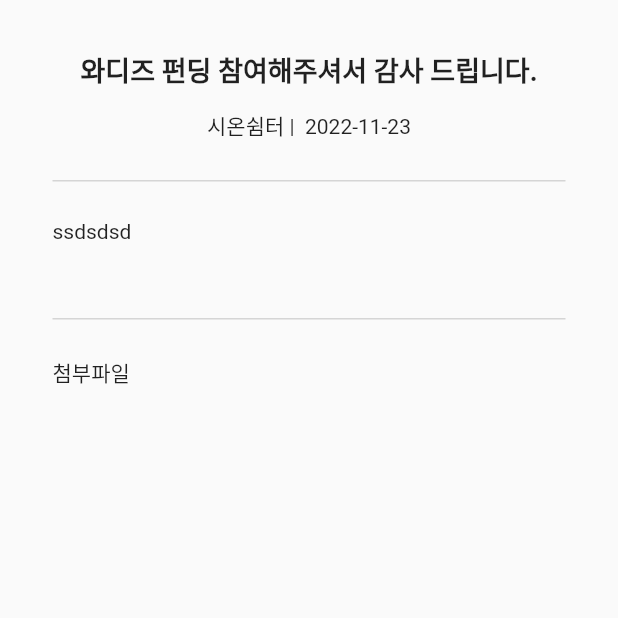
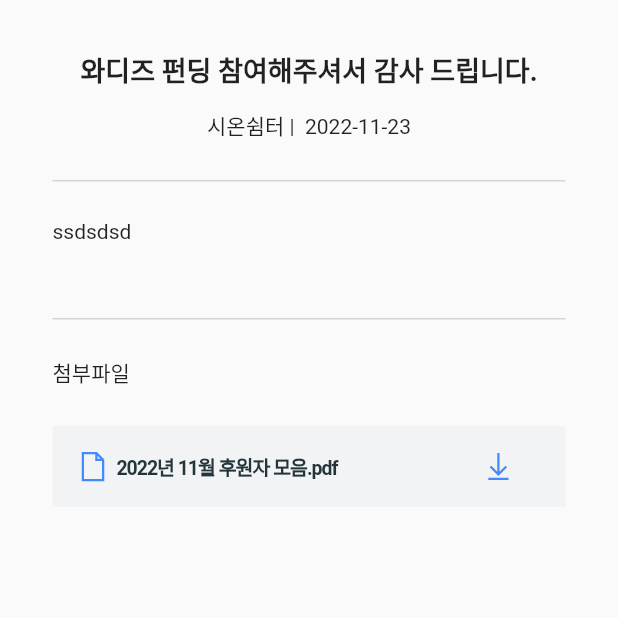
Before and after one commit to YooJEYI/shion_mobile, a Flutter app: the NoticeDetailScreen screen opened directly, on a phone screen of 412 x 824 dp, the top half of it. Run offline on Flutter 3.47's test engine with Material 2 defaults, Android fonts, the phone set to English and light mode, and no system bars; our stand-ins replace dio, infinite_scroll_pagination, line_awesome_flutter, retrofit, youtube_player_flutter; missing offline and left inert: mailto, mysql1; generated files the repository leaves out were written again.

```diff
--- a/lib/screen/main.dart
+++ b/lib/screen/main.dart
@@ -66,7 +66,7 @@ class _MyHomePageState extends State<MyHomePage> {
     const Volunteer(),
     const HomeScreen(),
     const SupportScreen(),
-    const NoticeScreen(),
+    const NoticeDetailScreen(),
   ];
 
   late YoutubePlayerController _controller;
--- a/lib/screen/notice_detail_screen.dart
+++ b/lib/screen/notice_detail_screen.dart
@@ -1,4 +1,5 @@
 import 'package:flutter/material.dart';
+import 'package:line_awesome_flutter/line_awesome_flutter.dart';
 
 class NoticeDetailScreen extends StatefulWidget {
   const NoticeDetailScreen({super.key});
@@ -50,6 +51,38 @@ class _NoticeDetailScreenState extends State<NoticeDetailScreen> {
                 alignment: Alignment.centerLeft,
                 child: Text('첨부파일'),
               ),
+              Column(
+                children: [
+                  Container(
+                    alignment: Alignment.centerLeft,
+                    margin: const EdgeInsets.only(top: 25,bottom: 6),
+                    child: Container(
+                      padding: EdgeInsets.symmetric(vertical: 15, horizontal: 15),
+                      color: Color(0xffF2F3F5),
+                      child: Expanded(
+                        child: Row(
+                          children: [
+                            Icon(LineAwesomeIcons.file),
+                            SizedBox(width: 4,),
+                            Text(
+                              '2022년 11월 후원자 모음.pdf',
+                              style: TextStyle(
+                                fontSize: 13,
+                                fontWeight: FontWeight.w600,
+                                color: Color(0xff23343B),
+                                letterSpacing: -0.7
+                              ),
+                            ),
+                            SizedBox(width: 95,),
+                            Icon(LineAwesomeIcons.download),
+                          ],
+                        ),
+                      ),
+                    ),
+                  ),
+                  // DetailFileLinkList(fileInfoList:detail?.fileList??[])
+                ]
+              )
             ],
           ),
         )
```
